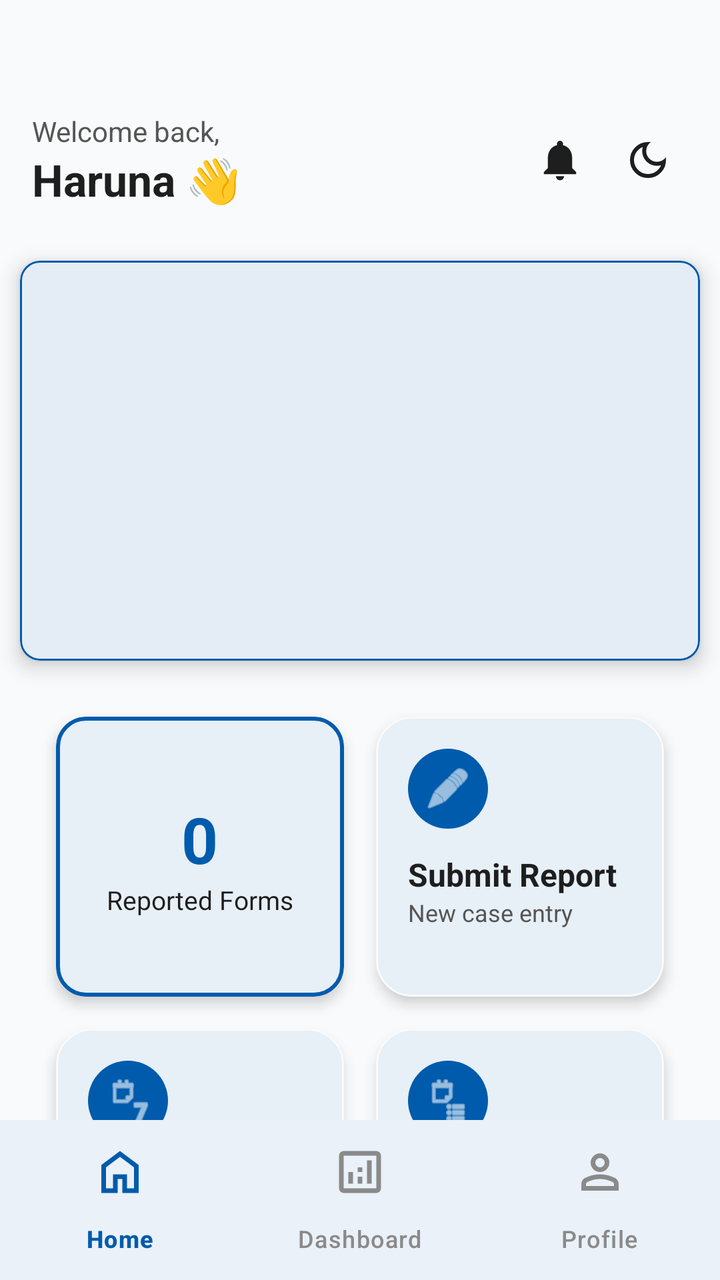
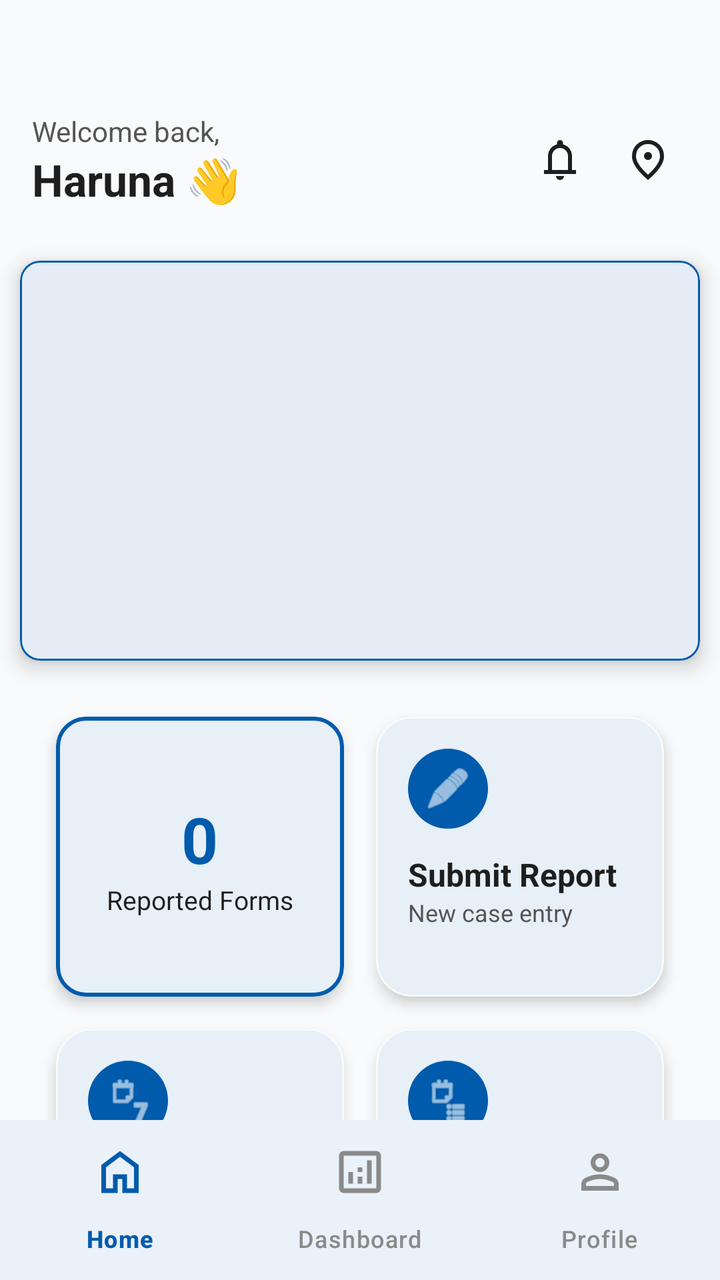

Compare the two renders of this Android layout. The source of the first and the diff that turns it into the second are given below.
<!-- AndroidManifest.xml: application theme Theme.IDSR -->
<!-- res/layout/activity_main.xml -->
<?xml version="1.0" encoding="utf-8"?>
<androidx.constraintlayout.widget.ConstraintLayout
    xmlns:android="http://schemas.android.com/apk/res/android"
    xmlns:app="http://schemas.android.com/apk/res-auto"
    android:layout_width="match_parent"
    android:layout_height="match_parent"
    android:background="?attr/android:colorBackground">


    <RelativeLayout
        android:id="@+id/topBar"
        android:layout_width="0dp"
        android:layout_height="wrap_content"
        android:padding="16dp"
        android:layout_marginTop="40dp"
        app:layout_constraintTop_toTopOf="parent"
        app:layout_constraintStart_toStartOf="parent"
        app:layout_constraintEnd_toEndOf="parent">

        <LinearLayout
            android:orientation="vertical"
            android:layout_width="wrap_content"
            android:layout_height="wrap_content">

            <TextView
                android:layout_width="wrap_content"
                android:layout_height="wrap_content"
                android:text="Welcome back,"
                android:textSize="14sp"
                android:textColor="@color/idsr_gray"/>

            <TextView
                android:id="@+id/tvWelcomeUser"
                android:layout_width="wrap_content"
                android:layout_height="wrap_content"
                android:text="Haruna 👋"
                android:textSize="22sp"
                android:textStyle="bold"
                android:textColor="?attr/colorOnSurface"/>

            <TextView
                android:id="@+id/tvUserRole"
                android:layout_width="wrap_content"
                android:layout_height="wrap_content"
                android:layout_marginTop="4dp"
                android:paddingHorizontal="10dp"
                android:paddingVertical="3dp"
                android:text="Health Officer"
                android:textSize="11sp"
                android:textColor="@color/idsr_on_primary"
                android:background="@drawable/bg_role_badge"
                android:visibility="gone"/>
        </LinearLayout>

        <LinearLayout
            android:layout_width="wrap_content"
            android:layout_height="wrap_content"
            android:layout_alignParentEnd="true"
            android:layout_centerVertical="true"
            android:orientation="horizontal"
            android:gravity="center_vertical">

            <FrameLayout
                android:layout_width="wrap_content"
                android:layout_height="wrap_content"
                android:layout_marginEnd="4dp">

                <androidx.appcompat.widget.AppCompatImageButton
                    android:id="@+id/btnNotifications"
                    android:layout_width="40dp"
                    android:layout_height="40dp"
                    android:background="?attr/selectableItemBackgroundBorderless"
                    android:src="@drawable/ic_notification"
                    android:contentDescription="Notifications"
                    app:tint="?attr/colorOnSurface"/>

                <TextView
                    android:id="@+id/tvNotificationBadge"
                    android:layout_width="18dp"
                    android:layout_height="18dp"
                    android:layout_gravity="top|end"
                    android:layout_marginTop="2dp"
                    android:layout_marginEnd="2dp"
                    android:background="@drawable/bg_badge"
                    android:gravity="center"
                    android:textColor="@color/idsr_on_primary"
                    android:textSize="9sp"
                    android:textStyle="bold"
                    android:visibility="gone"/>
            </FrameLayout>

            <androidx.appcompat.widget.AppCompatImageButton
                android:id="@+id/btnThemeToggle"
                android:layout_width="40dp"
                android:layout_height="40dp"
                android:background="?attr/selectableItemBackgroundBorderless"
                android:src="@drawable/dark_mode_24px"
                android:contentDescription="Toggle Theme"
                app:tint="?attr/colorOnSurface"/>
        </LinearLayout>
    </RelativeLayout>


    <com.google.android.material.card.MaterialCardView
        android:id="@+id/bannerCard"
        android:layout_width="0dp"
        android:layout_height="200dp"
        android:layout_margin="10dp"
        app:cardCornerRadius="10dp"
        app:cardElevation="6dp"
        app:cardBackgroundColor="?attr/colorSurface"
        app:strokeWidth="1dp"
        app:strokeColor="?attr/colorPrimary"
        app:layout_constraintTop_toBottomOf="@id/topBar"
        app:layout_constraintStart_toStartOf="parent"
        app:layout_constraintEnd_toEndOf="parent">

        <LinearLayout
            android:layout_width="match_parent"
            android:layout_height="match_parent"
            android:orientation="vertical">

            <androidx.viewpager2.widget.ViewPager2
                android:id="@+id/bannerPager"
                android:layout_width="match_parent"
                android:layout_height="0dp"
                android:layout_weight="1"/>

            <com.google.android.material.tabs.TabLayout
                android:id="@+id/bannerIndicator"
                android:layout_width="wrap_content"
                android:layout_height="4dp"
                android:layout_gravity="center"
                android:layout_marginBottom="8dp"
                app:tabBackground="@drawable/banner_dot_selector"
                app:tabIndicatorHeight="0dp"
                app:tabIndicatorColor="@android:color/transparent"
                app:tabRippleColor="@android:color/transparent"
                app:tabMaxWidth="0dp"
                app:tabMinWidth="0dp"
                app:tabGravity="center"
                app:tabMode="fixed"
                app:tabPaddingStart="3dp"
                app:tabPaddingEnd="3dp"
                app:tabPaddingTop="0dp"
                app:tabPaddingBottom="0dp"/>
        </LinearLayout>
    </com.google.android.material.card.MaterialCardView>


    <androidx.core.widget.NestedScrollView
        android:id="@+id/scrollView"
        android:layout_width="0dp"
        android:layout_height="0dp"
        android:clipToPadding="false"
        android:paddingBottom="16dp"
        app:layout_constraintTop_toBottomOf="@id/bannerCard"
        app:layout_constraintBottom_toTopOf="@id/bottomNavigation"
        app:layout_constraintStart_toStartOf="parent"
        app:layout_constraintEnd_toEndOf="parent">

        <LinearLayout
            android:layout_width="match_parent"
            android:layout_height="wrap_content"
            android:orientation="vertical">

            <GridLayout
                android:id="@+id/gridMenu"
                android:layout_width="match_parent"
                android:layout_height="wrap_content"
                android:columnCount="2"
                android:padding="20dp">

                <com.google.android.material.card.MaterialCardView
                    android:id="@+id/btnAlerts"
                    android:layout_width="0dp"
                    android:layout_height="140dp"
                    android:layout_columnWeight="1"
                    android:layout_margin="8dp"
                    app:cardCornerRadius="15dp"
                    app:cardBackgroundColor="?attr/colorSurface"
                    app:strokeWidth="2dp"
                    app:strokeColor="?attr/colorPrimary"
                    app:cardElevation="4dp">

                    <LinearLayout
                        android:layout_width="match_parent"
                        android:layout_height="match_parent"
                        android:gravity="center"
                        android:orientation="vertical"
                        android:padding="16dp">

                        <TextView
                            android:id="@+id/tvCasesNumber"
                            android:layout_width="wrap_content"
                            android:layout_height="wrap_content"
                            android:text="0"
                            android:textSize="32sp"
                            android:textStyle="bold"
                            android:textColor="?attr/colorPrimary"/>

                        <TextView
                            android:id="@+id/tvCasesLabel"
                            android:layout_width="wrap_content"
                            android:layout_height="wrap_content"
                            android:text="Reported Forms"
                            android:textSize="13sp"
                            android:textColor="?attr/colorOnSurface"/>
                    </LinearLayout>
                </com.google.android.material.card.MaterialCardView>

                <com.google.android.material.card.MaterialCardView
                    android:id="@+id/btnSubmitReport"
                    android:layout_width="0dp"
                    android:layout_height="140dp"
                    android:layout_columnWeight="1"
                    android:layout_margin="8dp"
                    android:foreground="?attr/selectableItemBackground"
                    app:cardCornerRadius="18dp"
                    app:cardBackgroundColor="?attr/colorSurface"
                    app:strokeWidth="1dp"
                    app:strokeColor="?attr/colorSurfaceVariant"
                    app:cardElevation="4dp">

                    <LinearLayout
                        android:layout_width="match_parent"
                        android:layout_height="match_parent"
                        android:orientation="vertical"
                        android:padding="16dp">

                        <ImageView
                            android:layout_width="40dp"
                            android:layout_height="40dp"
                            android:background="@drawable/icon_bg_blue"
                            android:padding="8dp"
                            android:src="@android:drawable/ic_menu_edit"
                            android:contentDescription="Submit report"
                            app:tint="?attr/colorOnPrimary"/>

                        <TextView
                            android:layout_width="wrap_content"
                            android:layout_height="wrap_content"
                            android:layout_marginTop="12dp"
                            android:text="Submit Report"
                            android:textSize="16sp"
                            android:textStyle="bold"
                            android:textColor="?attr/colorOnSurface"/>

                        <TextView
                            android:layout_width="wrap_content"
                            android:layout_height="wrap_content"
                            android:text="New case entry"
                            android:textSize="12sp"
                            android:textColor="@color/idsr_gray"/>
                    </LinearLayout>
                </com.google.android.material.card.MaterialCardView>

                <com.google.android.material.card.MaterialCardView
                    android:id="@+id/btnWeeklySurveillance"
                    android:layout_width="0dp"
                    android:layout_height="140dp"
                    android:layout_columnWeight="1"
                    android:layout_margin="8dp"
                    android:foreground="?attr/selectableItemBackground"
                    app:cardCornerRadius="18dp"
                    app:cardBackgroundColor="?attr/colorSurface"
                    app:strokeWidth="1dp"
                    app:strokeColor="?attr/colorSurfaceVariant"
                    app:cardElevation="4dp">

                    <LinearLayout
                        android:layout_width="match_parent"
                        android:layout_height="match_parent"
                        android:orientation="vertical"
                        android:padding="16dp">

                        <ImageView
                            android:layout_width="40dp"
                            android:layout_height="40dp"
                            android:background="@drawable/icon_bg_blue"
                            android:padding="8dp"
                            android:src="@android:drawable/ic_menu_week"
                            android:contentDescription="Weekly surveillance"
                            app:tint="?attr/colorOnPrimary"/>

                        <TextView
                            android:layout_width="wrap_content"
                            android:layout_height="wrap_content"
                            android:layout_marginTop="12dp"
                            android:text="Weekly Surveillance"
                            android:textSize="16sp"
                            android:textStyle="bold"
                            android:textColor="?attr/colorOnSurface"/>

                        <TextView
                            android:layout_width="wrap_content"
                            android:layout_height="wrap_content"
                            android:text="Routine monitoring"
                            android:textSize="12sp"
                            android:textColor="@color/idsr_gray"/>
                    </LinearLayout>
                </com.google.android.material.card.MaterialCardView>

                <com.google.android.material.card.MaterialCardView
                    android:id="@+id/btnViewReports"
                    android:layout_width="0dp"
                    android:layout_height="140dp"
                    android:layout_columnWeight="1"
                    android:layout_margin="8dp"
                    android:foreground="?attr/selectableItemBackground"
                    app:cardCornerRadius="18dp"
                    app:cardBackgroundColor="?attr/colorSurface"
                    app:strokeWidth="1dp"
                    app:strokeColor="?attr/colorSurfaceVariant"
                    app:cardElevation="4dp">

                    <LinearLayout
                        android:layout_width="match_parent"
                        android:layout_height="match_parent"
                        android:orientation="vertical"
                        android:padding="16dp">

                        <ImageView
                            android:layout_width="40dp"
                            android:layout_height="40dp"
                            android:background="@drawable/icon_bg_blue"
                            android:padding="8dp"
                            android:src="@android:drawable/ic_menu_agenda"
                            android:contentDescription="View reports"
                            app:tint="?attr/colorOnPrimary"/>

                        <TextView
                            android:layout_width="wrap_content"
                            android:layout_height="wrap_content"
                            android:layout_marginTop="12dp"
                            android:text="View Reports"
                            android:textSize="16sp"
                            android:textStyle="bold"
                            android:textColor="?attr/colorOnSurface"/>

                        <TextView
                            android:layout_width="wrap_content"
                            android:layout_height="wrap_content"
                            android:text="History"
                            android:textSize="12sp"
                            android:textColor="@color/idsr_gray"/>
                    </LinearLayout>
                </com.google.android.material.card.MaterialCardView>

            </GridLayout>

            <com.google.android.material.card.MaterialCardView
                android:id="@+id/cardSyncStatus"
                android:layout_width="match_parent"
                android:layout_height="wrap_content"
                android:layout_marginHorizontal="28dp"
                android:layout_marginTop="4dp"
                android:layout_marginBottom="8dp"
                android:foreground="?attr/selectableItemBackground"
                app:cardCornerRadius="18dp"
                app:cardBackgroundColor="?attr/colorSurface"
                app:strokeWidth="1dp"
                app:strokeColor="?attr/colorSurfaceVariant"
                app:cardElevation="4dp">

                <LinearLayout
                    android:layout_width="match_parent"
                    android:layout_height="wrap_content"
                    android:orientation="horizontal"
                    android:padding="16dp"
                    android:gravity="center_vertical">

                    <ImageView
                        android:layout_width="40dp"
                        android:layout_height="40dp"
                        android:background="@drawable/icon_bg_blue"
                        android:padding="8dp"
                        android:src="@android:drawable/stat_notify_sync"
                        android:contentDescription="Sync status"
                        app:tint="?attr/colorOnPrimary"/>

                    <LinearLayout
                        android:layout_width="0dp"
                        android:layout_height="wrap_content"
                        android:layout_weight="1"
                        android:orientation="vertical"
                        android:layout_marginStart="12dp">

                        <TextView
                            android:layout_width="wrap_content"
                            android:layout_height="wrap_content"
                            android:text="Sync Status"
                            android:textSize="16sp"
                            android:textStyle="bold"
                            android:textColor="?attr/colorOnSurface"/>

                        <TextView
                            android:id="@+id/tvSyncStatusLabel"
                            android:layout_width="wrap_content"
                            android:layout_height="wrap_content"
                            android:text="Checking..."
                            android:textSize="12sp"
                            android:textColor="@color/idsr_gray"/>
                    </LinearLayout>

                    <TextView
                        android:id="@+id/tvSyncBadge"
                        android:layout_width="wrap_content"
                        android:layout_height="wrap_content"
                        android:paddingHorizontal="10dp"
                        android:paddingVertical="4dp"
                        android:textSize="12sp"
                        android:textStyle="bold"
                        android:textColor="@color/idsr_on_primary"
                        android:background="@drawable/badge_bg"
                        android:visibility="gone"/>
                </LinearLayout>
            </com.google.android.material.card.MaterialCardView>

        </LinearLayout>
    </androidx.core.widget.NestedScrollView>


    <com.google.android.material.bottomnavigation.BottomNavigationView
        android:id="@+id/bottomNavigation"
        android:layout_width="0dp"
        android:layout_height="wrap_content"
        android:background="?attr/colorSurface"
        android:elevation="6dp"
        app:menu="@menu/bottom_nav_menu"
        app:itemIconTint="@color/bottom_nav_icon_selector"
        app:itemTextColor="@color/bottom_nav_icon_selector"
        app:itemIconSize="28dp"
        app:labelVisibilityMode="labeled"
        app:layout_constraintBottom_toBottomOf="parent"
        app:layout_constraintStart_toStartOf="parent"
        app:layout_constraintEnd_toEndOf="parent"/>

</androidx.constraintlayout.widget.ConstraintLayout>
<!-- resources referenced by this layout -->
<resources>
  <color name="idsr_gray">#555555</color>
  <color name="idsr_on_primary">#FFFFFF</color>
  <!-- drawable badge_bg (drawable) -->
  <?xml version="1.0" encoding="utf-8"?>
  <shape xmlns:android="http://schemas.android.com/apk/res/android"
      android:shape="rectangle">
      <corners android:radius="12dp"/>
      <solid android:color="@color/idsr_secondary"/>
  </shape>
  <!-- drawable banner_dot_selector (drawable) -->
  <?xml version="1.0" encoding="utf-8"?>
  <selector xmlns:android="http://schemas.android.com/apk/res/android">
  
      <item android:state_selected="true">
          <shape android:shape="rectangle">
              <size android:width="16dp" android:height="4dp"/>
              <solid android:color="?attr/colorPrimary"/>
              <corners android:radius="2dp"/>
          </shape>
      </item>
  
      <item>
          <shape android:shape="rectangle">
              <size android:width="6dp" android:height="4dp"/>
              <solid android:color="@color/idsr_gray"/>
              <corners android:radius="2dp"/>
          </shape>
      </item>
  
  </selector>
  <!-- drawable bg_badge (drawable) -->
  <?xml version="1.0" encoding="utf-8"?>
  <shape xmlns:android="http://schemas.android.com/apk/res/android"
      android:shape="oval">
      <solid android:color="#F44336" />
  </shape>
  <!-- drawable bg_role_badge (drawable) -->
  <?xml version="1.0" encoding="utf-8"?>
  <shape xmlns:android="http://schemas.android.com/apk/res/android"
      android:shape="rectangle">
      <solid android:color="@color/idsr_primary"/>
      <corners android:radius="20dp"/>
  </shape>
  <!-- drawable dark_mode_24px (drawable) -->
  <vector xmlns:android="http://schemas.android.com/apk/res/android"
      android:width="24dp"
      android:height="24dp"
      android:viewportWidth="960"
      android:viewportHeight="960"
      android:tint="?attr/colorControlNormal">
    <path
        android:fillColor="@android:color/white"
        android:pathData="M480,840Q330,840 225,735Q120,630 120,480Q120,330 225,225Q330,120 480,120Q494,120 507.5,121Q521,122 534,124Q493,153 468.5,199.5Q444,246 444,300Q444,390 507,453Q570,516 660,516Q715,516 761,491.5Q807,467 836,426Q838,439 839,452.5Q840,466 840,480Q840,630 735,735Q630,840 480,840ZM480,760Q568,760 638,711.5Q708,663 740,585Q720,590 700,593Q680,596 660,596Q537,596 450.5,509.5Q364,423 364,300Q364,280 367,260Q370,240 375,220Q297,252 248.5,322Q200,392 200,480Q200,596 282,678Q364,760 480,760ZM470,490Q470,490 470,490Q470,490 470,490Q470,490 470,490Q470,490 470,490Q470,490 470,490Q470,490 470,490Q470,490 470,490Q470,490 470,490Q470,490 470,490Q470,490 470,490Q470,490 470,490Q470,490 470,490Z"/>
  </vector>
  <!-- drawable ic_notification (drawable-anydpi) -->
  <vector xmlns:android="http://schemas.android.com/apk/res/android"
      android:width="24dp"
      android:height="24dp"
      android:viewportWidth="24"
      android:viewportHeight="24"
      android:tint="#FFFFFF">
    <group android:scaleX="1.0132159"
        android:scaleY="1.0132159"
        android:translateX="-0.1585903"
        android:translateY="-0.1585903">
      <path
          android:fillColor="@android:color/white"
          android:pathData="M12,22c1.1,0 2,-0.9 2,-2h-4c0,1.1 0.89,2 2,2zM18,16v-5c0,-3.07 -1.64,-5.64 -4.5,-6.32L13.5,4c0,-0.83 -0.67,-1.5 -1.5,-1.5s-1.5,0.67 -1.5,1.5v0.68C7.63,5.36 6,7.92 6,11v5l-2,2v1h16v-1l-2,-2z"/>
    </group>
  </vector>
  <!-- drawable icon_bg_blue (drawable) -->
  <?xml version="1.0" encoding="utf-8"?>
  <shape xmlns:android="http://schemas.android.com/apk/res/android"
      android:shape="oval">
      <solid android:color="?attr/colorPrimary"/>
  </shape>
  <color name="idsr_secondary">#00A3E0</color>
  <color name="idsr_primary">#005BAC</color>
  <color name="idsr_background">#F9FAFB</color>
  <color name="idsr_surface">#FFFFFF</color>
  <color name="idsr_on_surface">#1E1E1E</color>
  <!-- unchanged entries left out for length: 1 -->
</resources>

<!-- the commit's change to res/layout/activity_main.xml (unified diff, before → after) -->
@@ -70,9 +70,10 @@
                     android:layout_width="40dp"
                     android:layout_height="40dp"
                     android:background="?attr/selectableItemBackgroundBorderless"
-                    android:src="@drawable/ic_notification"
+                    android:src="@drawable/notifications_24px"
                     android:contentDescription="Notifications"
                     app:tint="?attr/colorOnSurface"/>
+
 
                 <TextView
                     android:id="@+id/tvNotificationBadge"
@@ -90,11 +91,11 @@
             </FrameLayout>
 
             <androidx.appcompat.widget.AppCompatImageButton
-                android:id="@+id/btnThemeToggle"
+                android:id="@+id/btnMap"
                 android:layout_width="40dp"
                 android:layout_height="40dp"
                 android:background="?attr/selectableItemBackgroundBorderless"
-                android:src="@drawable/dark_mode_24px"
+                android:src="@drawable/location_on_24px"
                 android:contentDescription="Toggle Theme"
                 app:tint="?attr/colorOnSurface"/>
         </LinearLayout>
@@ -347,6 +348,53 @@
                     </LinearLayout>
                 </com.google.android.material.card.MaterialCardView>
 
+                <com.google.android.material.card.MaterialCardView
+                    android:id="@+id/btnManageUsers"
+                    android:layout_width="0dp"
+                    android:layout_height="140dp"
+                    android:layout_columnWeight="1"
+                    android:layout_margin="8dp"
+                    android:foreground="?attr/selectableItemBackground"
+                    android:visibility="gone"
+                    app:cardCornerRadius="18dp"
+                    app:cardBackgroundColor="?attr/colorSurface"
+                    app:strokeWidth="1dp"
+                    app:strokeColor="?attr/colorSurfaceVariant"
+                    app:cardElevation="4dp">
+
+                    <LinearLayout
+                        android:layout_width="match_parent"
+                        android:layout_height="match_parent"
+                        android:orientation="vertical"
+                        android:padding="16dp">
+
+                        <ImageView
+                            android:layout_width="40dp"
+                            android:layout_height="40dp"
+                            android:background="@drawable/icon_bg_blue"
+                            android:padding="8dp"
+                            android:src="@android:drawable/ic_menu_manage"
+                            android:contentDescription="Manage users"
+                            app:tint="?attr/colorOnPrimary"/>
+
+                        <TextView
+                            android:layout_width="wrap_content"
+                            android:layout_height="wrap_content"
+                            android:layout_marginTop="12dp"
+                            android:text="Manage Users"
+                            android:textSize="16sp"
+                            android:textStyle="bold"
+                            android:textColor="?attr/colorOnSurface"/>
+
+                        <TextView
+                            android:layout_width="wrap_content"
+                            android:layout_height="wrap_content"
+                            android:text="Accounts &amp; roles"
+                            android:textSize="12sp"
+                            android:textColor="@color/idsr_gray"/>
+                    </LinearLayout>
+                </com.google.android.material.card.MaterialCardView>
+
             </GridLayout>
 
             <com.google.android.material.card.MaterialCardView
<!-- resource entries referenced after the edit -->
@@ -43,7 +43,13 @@
       <solid android:color="@color/idsr_primary"/>
       <corners android:radius="20dp"/>
   </shape>
-  <!-- drawable dark_mode_24px (drawable) -->
+  <!-- drawable icon_bg_blue (drawable) -->
+  <?xml version="1.0" encoding="utf-8"?>
+  <shape xmlns:android="http://schemas.android.com/apk/res/android"
+      android:shape="oval">
+      <solid android:color="?attr/colorPrimary"/>
+  </shape>
+  <!-- drawable location_on_24px (drawable) -->
   <vector xmlns:android="http://schemas.android.com/apk/res/android"
       android:width="24dp"
       android:height="24dp"
@@ -52,30 +58,19 @@
       android:tint="?attr/colorControlNormal">
     <path
         android:fillColor="@android:color/white"
-        android:pathData="M480,840Q330,840 225,735Q120,630 120,480Q120,330 225,225Q330,120 480,120Q494,120 507.5,121Q521,122 534,124Q493,153 468.5,199.5Q444,246 444,300Q444,390 507,453Q570,516 660,516Q715,516 761,491.5Q807,467 836,426Q838,439 839,452.5Q840,466 840,480Q840,630 735,735Q630,840 480,840ZM480,760Q568,760 638,711.5Q708,663 740,585Q720,590 700,593Q680,596 660,596Q537,596 450.5,509.5Q364,423 364,300Q364,280 367,260Q370,240 375,220Q297,252 248.5,322Q200,392 200,480Q200,596 282,678Q364,760 480,760ZM470,490Q470,490 470,490Q470,490 470,490Q470,490 470,490Q470,490 470,490Q470,490 470,490Q470,490 470,490Q470,490 470,490Q470,490 470,490Q470,490 470,490Q470,490 470,490Q470,490 470,490Q470,490 470,490Z"/>
+        android:pathData="M536.5,456.5Q560,433 560,400Q560,367 536.5,343.5Q513,320 480,320Q447,320 423.5,343.5Q400,367 400,400Q400,433 423.5,456.5Q447,480 480,480Q513,480 536.5,456.5ZM480,774Q602,662 661,570.5Q720,479 720,408Q720,299 650.5,229.5Q581,160 480,160Q379,160 309.5,229.5Q240,299 240,408Q240,479 299,570.5Q358,662 480,774ZM480,880Q319,743 239.5,625.5Q160,508 160,408Q160,258 256.5,169Q353,80 480,80Q607,80 703.5,169Q800,258 800,408Q800,508 720.5,625.5Q641,743 480,880ZM480,400Q480,400 480,400Q480,400 480,400Q480,400 480,400Q480,400 480,400Q480,400 480,400Q480,400 480,400Q480,400 480,400Q480,400 480,400Z"/>
   </vector>
-  <!-- drawable ic_notification (drawable-anydpi) -->
+  <!-- drawable notifications_24px (drawable) -->
   <vector xmlns:android="http://schemas.android.com/apk/res/android"
       android:width="24dp"
       android:height="24dp"
-      android:viewportWidth="24"
-      android:viewportHeight="24"
-      android:tint="#FFFFFF">
-    <group android:scaleX="1.0132159"
-        android:scaleY="1.0132159"
-        android:translateX="-0.1585903"
-        android:translateY="-0.1585903">
-      <path
-          android:fillColor="@android:color/white"
-          android:pathData="M12,22c1.1,0 2,-0.9 2,-2h-4c0,1.1 0.89,2 2,2zM18,16v-5c0,-3.07 -1.64,-5.64 -4.5,-6.32L13.5,4c0,-0.83 -0.67,-1.5 -1.5,-1.5s-1.5,0.67 -1.5,1.5v0.68C7.63,5.36 6,7.92 6,11v5l-2,2v1h16v-1l-2,-2z"/>
-    </group>
+      android:viewportWidth="960"
+      android:viewportHeight="960"
+      android:tint="?attr/colorControlNormal">
+    <path
+        android:fillColor="@android:color/white"
+        android:pathData="M160,760L160,680L240,680L240,400Q240,317 290,252.5Q340,188 420,168L420,140Q420,115 437.5,97.5Q455,80 480,80Q505,80 522.5,97.5Q540,115 540,140L540,168Q620,188 670,252.5Q720,317 720,400L720,680L800,680L800,760L160,760ZM480,460L480,460L480,460L480,460Q480,460 480,460Q480,460 480,460Q480,460 480,460Q480,460 480,460ZM480,880Q447,880 423.5,856.5Q400,833 400,800L560,800Q560,833 536.5,856.5Q513,880 480,880ZM320,680L640,680L640,400Q640,334 593,287Q546,240 480,240Q414,240 367,287Q320,334 320,400L320,680Z"/>
   </vector>
-  <!-- drawable icon_bg_blue (drawable) -->
-  <?xml version="1.0" encoding="utf-8"?>
-  <shape xmlns:android="http://schemas.android.com/apk/res/android"
-      android:shape="oval">
-      <solid android:color="?attr/colorPrimary"/>
-  </shape>
   <color name="idsr_secondary">#00A3E0</color>
   <color name="idsr_primary">#005BAC</color>
   <color name="idsr_background">#F9FAFB</color>
